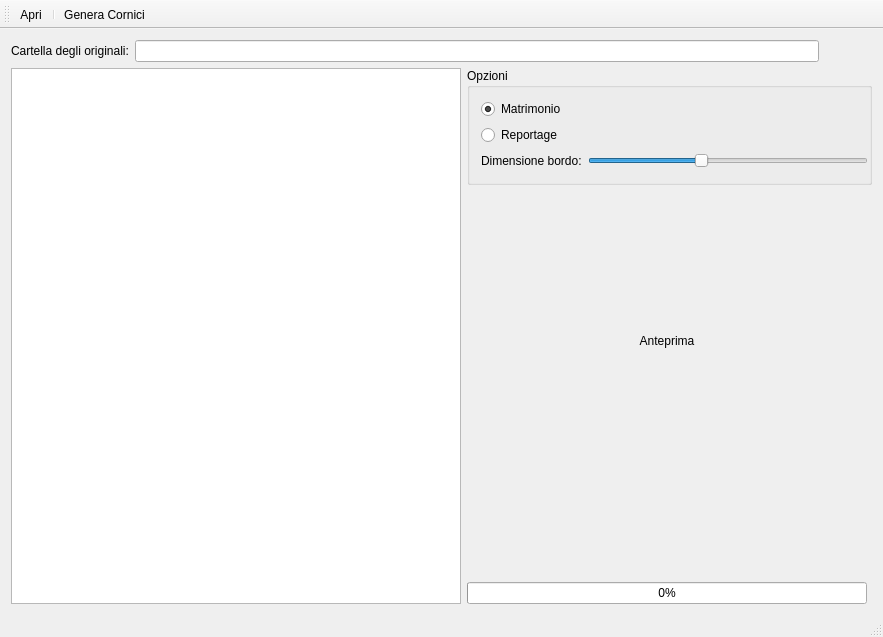
Above: mainwindow.ui from denisbilli/BMBCropper before the change. Below: the same form after it.
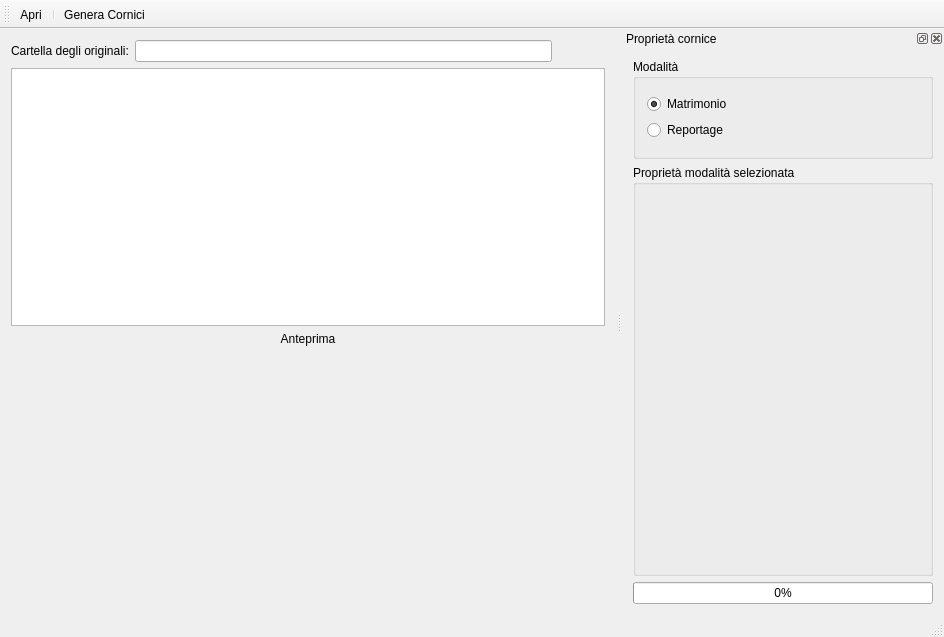
That is the form after the change. Icons and pictures are not drawn.

Commit message: Aggiunte opzioni dinamiche. Da terminaregit pull

Diff of the .ui file:
```diff
--- a/mainwindow.ui
+++ b/mainwindow.ui
@@ -6,7 +6,7 @@
    <rect>
     <x>0</x>
     <y>0</y>
-    <width>883</width>
+    <width>944</width>
     <height>637</height>
    </rect>
   </property>
@@ -66,15 +66,12 @@
      </layout>
     </item>
     <item>
-     <layout class="QHBoxLayout" name="horizontalLayout_2">
+     <layout class="QVBoxLayout" name="verticalLayout_2">
+      <property name="sizeConstraint">
+       <enum>QLayout::SetFixedSize</enum>
+      </property>
       <item>
        <widget class="QListView" name="listView">
-        <property name="minimumSize">
-         <size>
-          <width>450</width>
-          <height>0</height>
-         </size>
-        </property>
         <property name="viewMode">
          <enum>QListView::ListMode</enum>
         </property>
@@ -84,180 +81,27 @@
        </widget>
       </item>
       <item>
-       <layout class="QVBoxLayout" name="verticalLayout_2">
-        <property name="sizeConstraint">
-         <enum>QLayout::SetFixedSize</enum>
+       <widget class="QLabel" name="lblPreview">
+        <property name="text">
+         <string>Anteprima</string>
         </property>
-        <item>
-         <widget class="QGroupBox" name="groupBox">
-          <property name="minimumSize">
-           <size>
-            <width>200</width>
-            <height>0</height>
-           </size>
-          </property>
-          <property name="title">
-           <string>Opzioni</string>
-          </property>
-          <layout class="QVBoxLayout" name="verticalLayout_4">
-           <item>
-            <layout class="QVBoxLayout" name="verticalLayout_3">
-             <item>
-              <widget class="QRadioButton" name="radioButton">
-               <property name="text">
-                <string>Matrimonio</string>
-               </property>
-               <property name="checked">
-                <bool>true</bool>
-               </property>
-              </widget>
-             </item>
-             <item>
-              <widget class="QRadioButton" name="radioButton_2">
-               <property name="text">
-                <string>Reportage</string>
-               </property>
-               <property name="checked">
-                <bool>false</bool>
-               </property>
-              </widget>
-             </item>
-             <item>
-              <layout class="QHBoxLayout" name="horizontalLayout_3">
-               <item>
-                <widget class="QLabel" name="label_3">
-                 <property name="maximumSize">
-                  <size>
-                   <width>120</width>
-                   <height>16777215</height>
-                  </size>
-                 </property>
-                 <property name="text">
-                  <string>Dimensione bordo:</string>
-                 </property>
-                </widget>
-               </item>
-               <item>
-                <widget class="QSlider" name="frameSize">
-                 <property name="minimumSize">
-                  <size>
-                   <width>280</width>
-                   <height>0</height>
-                  </size>
-                 </property>
-                 <property name="maximumSize">
-                  <size>
-                   <width>280</width>
-                   <height>16777215</height>
-                  </size>
-                 </property>
-                 <property name="maximum">
-                  <number>40</number>
-                 </property>
-                 <property name="value">
-                  <number>16</number>
-                 </property>
-                 <property name="orientation">
-                  <enum>Qt::Horizontal</enum>
-                 </property>
-                </widget>
-               </item>
-               <item>
-                <spacer name="horizontalSpacer_2">
-                 <property name="orientation">
-                  <enum>Qt::Horizontal</enum>
-                 </property>
-                 <property name="sizeHint" stdset="0">
-                  <size>
-                   <width>40</width>
-                   <height>20</height>
-                  </size>
-                 </property>
-                </spacer>
-               </item>
-              </layout>
-             </item>
-            </layout>
-           </item>
-          </layout>
-         </widget>
-        </item>
-        <item>
-         <widget class="QLabel" name="lblPreview">
-          <property name="sizePolicy">
-           <sizepolicy hsizetype="Fixed" vsizetype="Preferred">
-            <horstretch>0</horstretch>
-            <verstretch>0</verstretch>
-           </sizepolicy>
-          </property>
-          <property name="minimumSize">
-           <size>
-            <width>400</width>
-            <height>300</height>
-           </size>
-          </property>
-          <property name="maximumSize">
-           <size>
-            <width>400</width>
-            <height>16777215</height>
-           </size>
-          </property>
-          <property name="text">
-           <string>Anteprima</string>
-          </property>
-          <property name="alignment">
-           <set>Qt::AlignCenter</set>
-          </property>
-         </widget>
-        </item>
-        <item>
-         <spacer name="verticalSpacer">
-          <property name="orientation">
-           <enum>Qt::Vertical</enum>
-          </property>
-          <property name="sizeHint" stdset="0">
-           <size>
-            <width>20</width>
-            <height>40</height>
-           </size>
-          </property>
-         </spacer>
-        </item>
-        <item>
-         <widget class="QProgressBar" name="progressBar">
-          <property name="sizePolicy">
-           <sizepolicy hsizetype="Fixed" vsizetype="Fixed">
-            <horstretch>0</horstretch>
-            <verstretch>0</verstretch>
-           </sizepolicy>
-          </property>
-          <property name="minimumSize">
-           <size>
-            <width>400</width>
-            <height>0</height>
-           </size>
-          </property>
-          <property name="maximumSize">
-           <size>
-            <width>400</width>
-            <height>16777215</height>
-           </size>
-          </property>
-          <property name="baseSize">
-           <size>
-            <width>400</width>
-            <height>0</height>
-           </size>
-          </property>
-          <property name="value">
-           <number>0</number>
-          </property>
-          <property name="textVisible">
-           <bool>true</bool>
-          </property>
-         </widget>
-        </item>
-       </layout>
+        <property name="alignment">
+         <set>Qt::AlignCenter</set>
+        </property>
+       </widget>
+      </item>
+      <item>
+       <spacer name="verticalSpacer">
+        <property name="orientation">
+         <enum>Qt::Vertical</enum>
+        </property>
+        <property name="sizeHint" stdset="0">
+         <size>
+          <width>20</width>
+          <height>40</height>
+         </size>
+        </property>
+       </spacer>
       </item>
      </layout>
     </item>
@@ -285,6 +129,87 @@
    <addaction name="actionGenera_Cornici"/>
   </widget>
   <widget class="QStatusBar" name="statusBar"/>
+  <widget class="QDockWidget" name="dockWidget">
+   <property name="windowTitle">
+    <string>Proprietà cornice</string>
+   </property>
+   <attribute name="dockWidgetArea">
+    <number>2</number>
+   </attribute>
+   <widget class="QWidget" name="dockWidgetContents">
+    <property name="minimumSize">
+     <size>
+      <width>308</width>
+      <height>546</height>
+     </size>
+    </property>
+    <layout class="QVBoxLayout" name="verticalLayout_5">
+     <item>
+      <widget class="QGroupBox" name="groupBox">
+       <property name="minimumSize">
+        <size>
+         <width>300</width>
+         <height>100</height>
+        </size>
+       </property>
+       <property name="maximumSize">
+        <size>
+         <width>100</width>
+         <height>100</height>
+        </size>
+       </property>
+       <property name="title">
+        <string>Modalità</string>
+       </property>
+       <layout class="QVBoxLayout" name="verticalLayout_4">
+        <item>
+         <layout class="QVBoxLayout" name="verticalLayout_3">
+          <item>
+           <widget class="QRadioButton" name="radioButton">
+            <property name="text">
+             <string>Matrimonio</string>
+            </property>
+            <property name="checked">
+             <bool>true</bool>
+            </property>
+           </widget>
+          </item>
+          <item>
+           <widget class="QRadioButton" name="radioButton_2">
+            <property name="text">
+             <string>Reportage</string>
+            </property>
+            <property name="checked">
+             <bool>false</bool>
+            </property>
+           </widget>
+          </item>
+         </layout>
+        </item>
+       </layout>
+      </widget>
+     </item>
+     <item>
+      <widget class="QGroupBox" name="groupBox_2">
+       <property name="title">
+        <string>Proprietà modalità selezionata</string>
+       </property>
+       <layout class="QVBoxLayout" name="verticalLayout_7"/>
+      </widget>
+     </item>
+     <item>
+      <widget class="QProgressBar" name="progressBar">
+       <property name="value">
+        <number>0</number>
+       </property>
+       <property name="textVisible">
+        <bool>true</bool>
+       </property>
+      </widget>
+     </item>
+    </layout>
+   </widget>
+  </widget>
   <action name="actionApri">
    <property name="icon">
     <iconset resource="resources.qrc">
```
Left out of the diff: 4 changed lines with no effect on the pictures. The commit also changes 25 other files.
